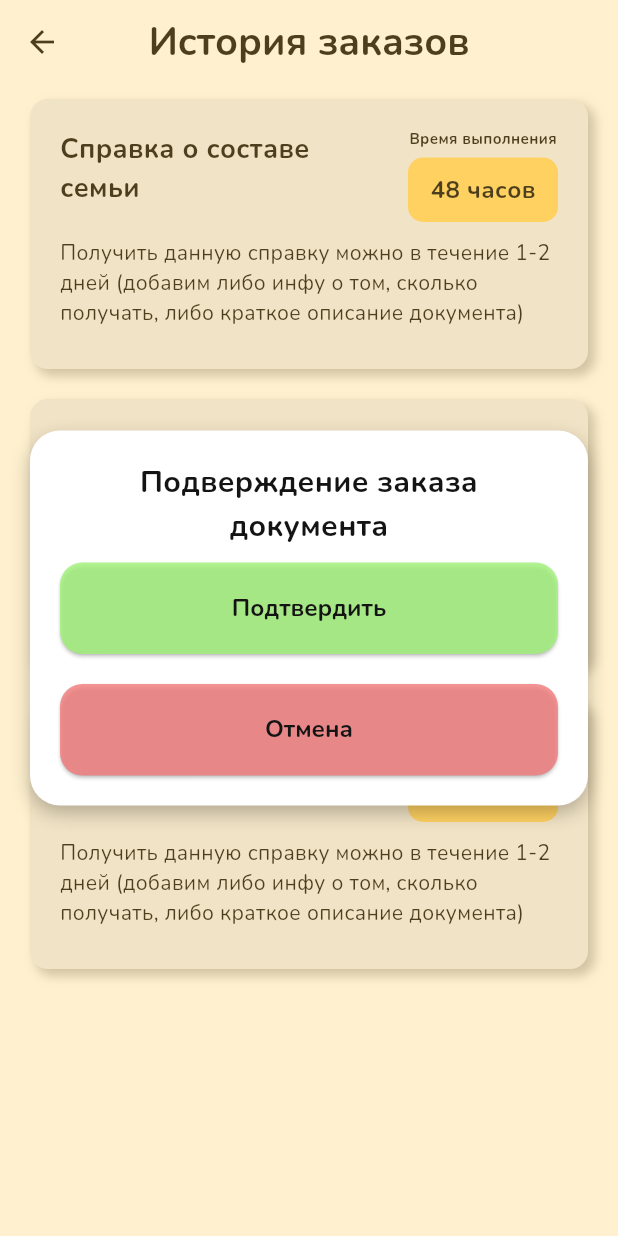
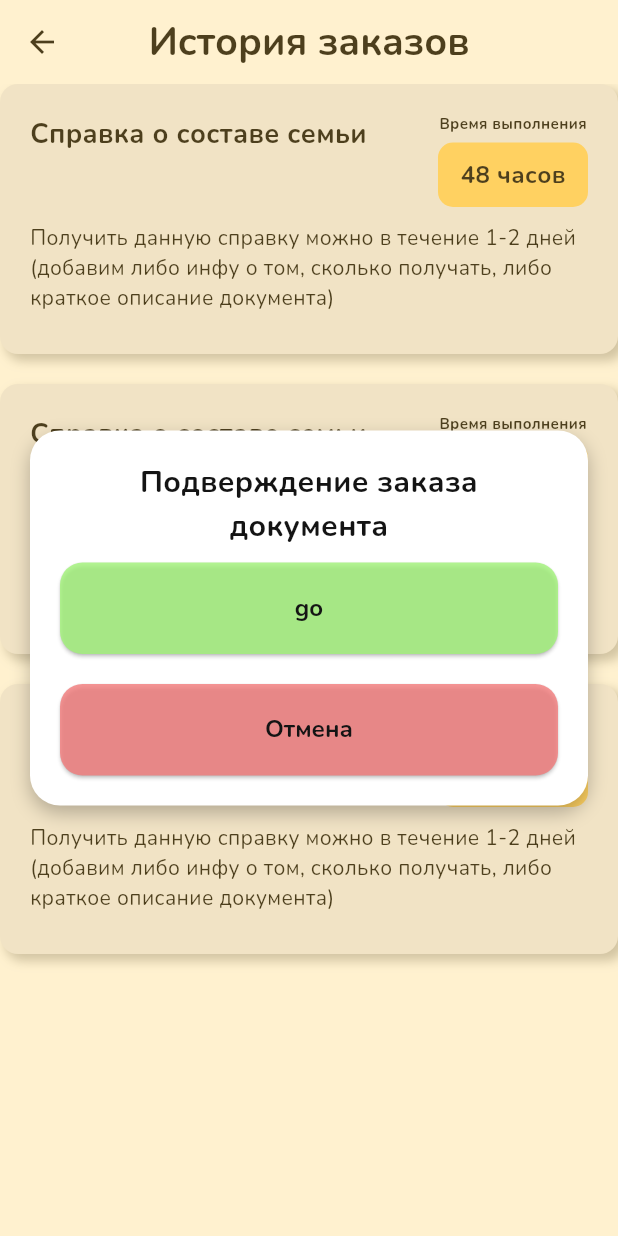
Before and after one commit to IceUnite/vas_app, a Flutter app: the OrderPage screen opened directly, after a tap on "Справка о составе семьи", on a phone screen of 412 x 824 dp. Run offline on Flutter 3.47's test engine with Material 3 defaults, Android fonts, the phone set to English and light mode, and no system bars; our stand-ins replace bloc, bot_toast, dio, equatable, flutter_bloc, flutter_staggered_animations and 6 more; accounts and stored records are empty.

Commit message:
fixed scroll in order and history pages

```diff
--- a/lib/core/widgets/ods_alert.dart
+++ b/lib/core/widgets/ods_alert.dart
@@ -15,7 +15,6 @@ class ApeironSpaceDialog extends StatelessWidget {
     this.closeText,
     this.content,
     this.onCloseTap,
-    this.verticalMargin,
   });
 
   final String? title;
@@ -25,7 +24,6 @@ class ApeironSpaceDialog extends StatelessWidget {
   final String? closeText;
   final VoidCallback? onCloseTap;
   final Widget? content;
-  final double? verticalMargin;
 
   static final Queue<DialogQueueData> _queue = Queue<DialogQueueData>();
 
@@ -164,7 +162,6 @@ class ApeironSpaceDialog extends StatelessWidget {
           message: message,
           confirmText: confirmText ?? "go",
           closeText: closeText,
-          verticalMargin: verticalMargin,
           onConfirmTap: () {
             Navigator.of(context).pop();
             onPressed.call();
@@ -464,12 +461,11 @@ class ApeironSpaceDialog extends StatelessWidget {
               ),
               onPressed: () {
                 onConfirmTap == null ? null : onConfirmTap!();
-                print('on close0');
 
                 // onCancel!();
               },
               child: Text(
-                'Подтвердить',
+                this.confirmText ?? 'Подтвердить',
                 style: AppTypography.font16Regular.copyWith(
                   color: AppColors.black,
                   fontWeight: FontWeight.w700,
@@ -490,11 +486,10 @@ class ApeironSpaceDialog extends StatelessWidget {
               ),
               onPressed: () {
                 onCloseTap == null ? null : onCloseTap!();
-                print('on close1');
               },
               // onPressed: null,
               child: Text(
-                'Отмена',
+                this.closeText ?? 'Отмена',
                 style: AppTypography.font16Regular.copyWith(
                   color: AppColors.black,
                   fontWeight: FontWeight.w700,
--- a/lib/feature/order_page/presentation/pages/order_page.dart
+++ b/lib/feature/order_page/presentation/pages/order_page.dart
@@ -44,13 +44,17 @@ class OrderPage extends StatelessWidget {
         ),
         centerTitle: true,
       ),
-      body: Padding(
-        padding: const EdgeInsets.symmetric(vertical: 10, horizontal: 20),
-        child: AnimatedListItems(
-          verticalOffset: 50.0,
-          duration: const Duration(milliseconds: 600),
-          children: _orderWidgets,
-        ),
+      body: ListView.builder(
+        itemCount: _orderWidgets.length,
+        itemBuilder: (context, index) {
+          return AnimatedListItems(
+            verticalOffset: 50.0,
+            duration: const Duration(milliseconds: 600),
+            children: [
+              _orderWidgets[index],
+            ],
+          );
+        },
       ),
     );
   }
```
Also changed, not shown: lib/feature/history_page/presentation/pages/historia_page.dart (+10 -4 lines), lib/feature/profile_page/presentation/pages/profile_page.dart (+9 -0 lines).
